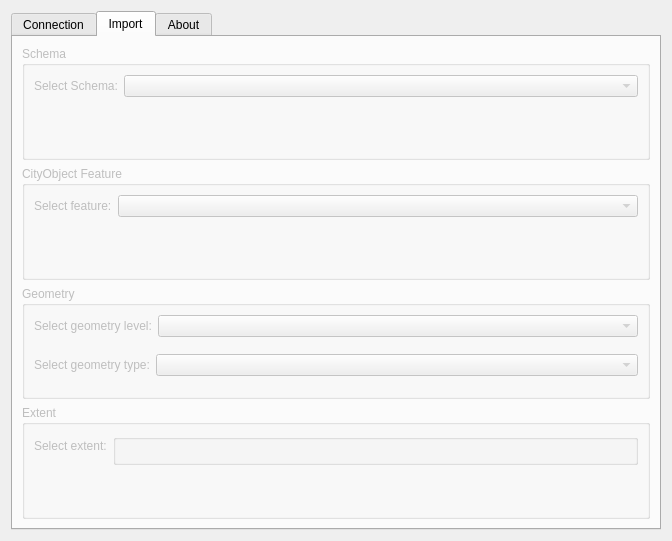
Old version of the form citydb_loader_dialog_base.ui in the repository tudelft3d/3DCityDB-Tools-for-QGIS.
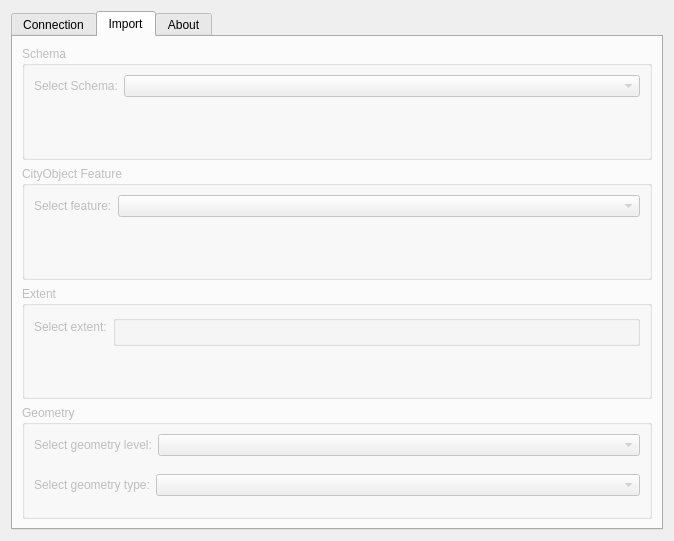
New version of the form. The open tabs and pages were chosen to show the change. Custom widgets are drawn as their Qt base class.

Commit message: Set geometry level/type signals and slots

```diff
--- a/citydb_loader_dialog_base.ui
+++ b/citydb_loader_dialog_base.ui
@@ -6,7 +6,7 @@
    <rect>
     <x>0</x>
     <y>0</y>
-    <width>672</width>
+    <width>674</width>
     <height>541</height>
    </rect>
   </property>
@@ -191,6 +191,45 @@
            </layout>
           </widget>
          </item>
+         <item>
+          <widget class="QGroupBox" name="grbExtent">
+           <property name="title">
+            <string>Extent</string>
+           </property>
+           <layout class="QVBoxLayout" name="verticalLayout_9">
+            <item>
+             <layout class="QFormLayout" name="formLayout_17">
+              <item row="1" column="1">
+               <widget class="QgsExtentGroupBox" name="qgrbExtent">
+                <property name="autoFillBackground">
+                 <bool>false</bool>
+                </property>
+                <property name="title">
+                 <string/>
+                </property>
+                <property name="flat">
+                 <bool>false</bool>
+                </property>
+                <property name="checkable">
+                 <bool>false</bool>
+                </property>
+                <property name="collapsed">
+                 <bool>false</bool>
+                </property>
+               </widget>
+              </item>
+              <item row="1" column="0">
+               <widget class="QLabel" name="lblExtent">
+                <property name="text">
+                 <string>Select extent:</string>
+                </property>
+               </widget>
+              </item>
+             </layout>
+            </item>
+           </layout>
+          </widget>
+         </item>
          <item>
           <widget class="QGroupBox" name="grbGeometry">
            <property name="title">
@@ -228,29 +267,6 @@
            </layout>
           </widget>
          </item>
-         <item>
-          <widget class="QGroupBox" name="grbExtent">
-           <property name="title">
-            <string>Extent</string>
-           </property>
-           <layout class="QVBoxLayout" name="verticalLayout_9">
-            <item>
-             <layout class="QFormLayout" name="formLayout_17">
-              <item row="1" column="1">
-               <widget class="QgsExtentGroupBox" name="qgrbExtent"/>
-              </item>
-              <item row="1" column="0">
-               <widget class="QLabel" name="lblExtent">
-                <property name="text">
-                 <string>Select extent:</string>
-                </property>
-               </widget>
-              </item>
-             </layout>
-            </item>
-           </layout>
-          </widget>
-         </item>
         </layout>
        </item>
       </layout>
```
Left out of the diff: 2 changed lines with no effect on the pictures. The commit also changes 2 other files.
